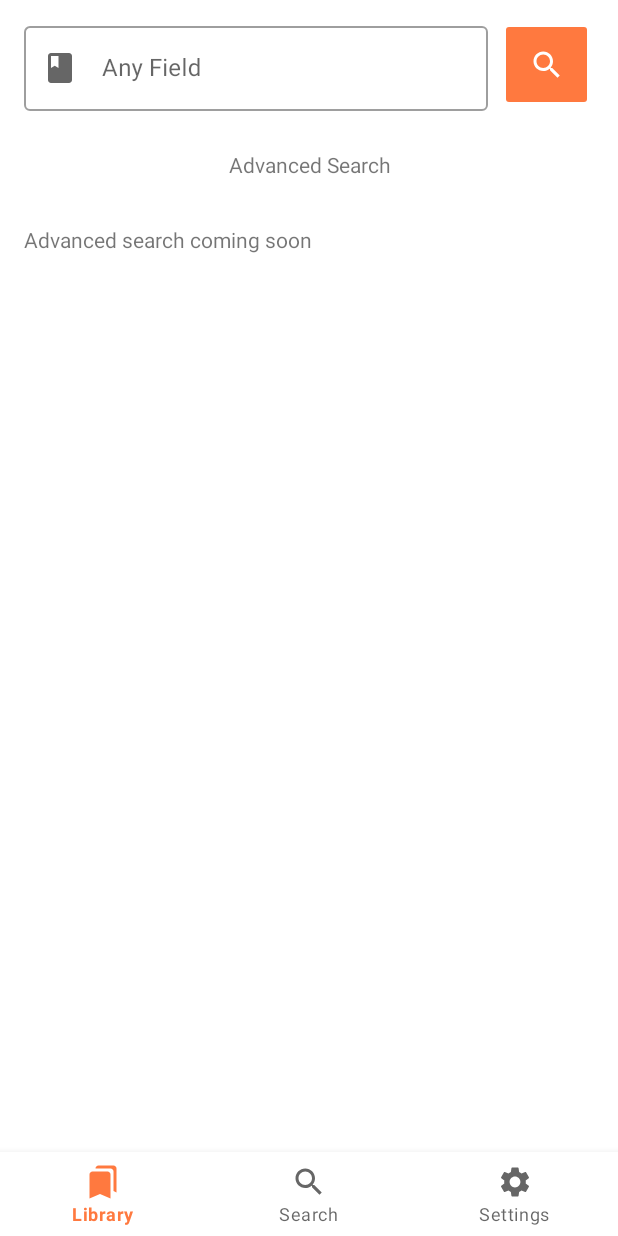
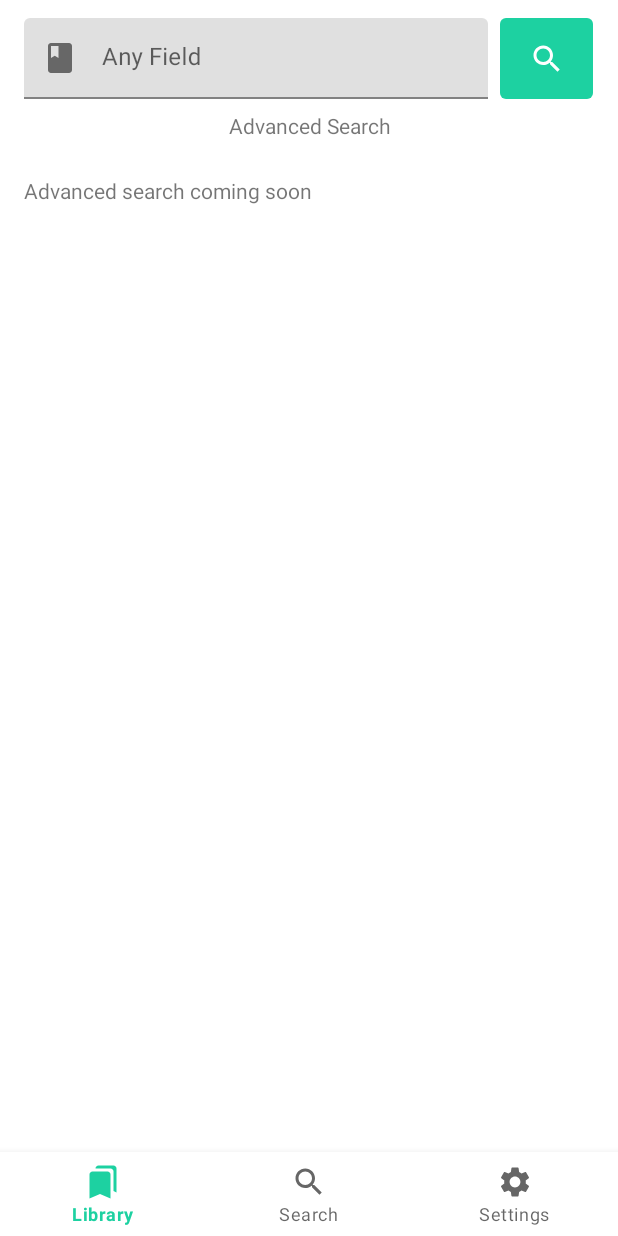
Before and after one commit to MorphTuple/Fictie, an Android app: the screen it shows after launch (MainActivity), on a phone screen of 412 x 824 dp. Run offline under Robolectric (Android 15) with nearby library versions, the light colour scheme and no system bars; our stand-ins replace Dagger/Hilt's generated code; plain views replace ExpandableLayout.

Commit message:
Slight UI tweaks

```diff
--- a/app/src/main/res/layout/fragment_search.xml
+++ b/app/src/main/res/layout/fragment_search.xml
@@ -16,14 +16,14 @@
             android:layout_width="match_parent"
             android:layout_height="wrap_content"
             android:layout_marginHorizontal="16dp"
-            android:layout_marginVertical="12dp">
+            android:layout_marginTop="12dp">
 
             <LinearLayout
                 android:layout_width="match_parent"
                 android:layout_height="wrap_content">
 
                 <com.google.android.material.textfield.TextInputLayout
-                    style="@style/Widget.MaterialComponents.TextInputLayout.OutlinedBox"
+                    style="@style/Widget.MaterialComponents.TextInputLayout.FilledBox.Dense"
                     android:layout_width="0dp"
                     android:layout_height="wrap_content"
                     android:layout_weight="1"
@@ -46,6 +46,7 @@
                     android:layout_height="match_parent"
                     android:layout_marginStart="@dimen/d_padding_margin"
                     android:layout_weight="0.2"
+                    android:background="@drawable/shape_rounded"
                     android:backgroundTint="?android:attr/colorPrimary"
                     android:src="@drawable/baseline_search_black_24dp"
                     android:tint="?android:attr/textColorPrimaryInverse" />
@@ -55,14 +56,15 @@
         <RelativeLayout
             android:id="@+id/advancedSearchBtn"
             android:layout_width="match_parent"
-            android:layout_height="@dimen/d_icon_size_xx"
+            android:layout_height="wrap_content"
+            android:paddingVertical="@dimen/d_padding_margin"
+            android:clickable="true"
             android:focusable="true"
-            android:clickable="true"
             android:foreground="?android:attr/selectableItemBackground">
 
             <TextView
                 android:layout_width="match_parent"
-                android:layout_height="match_parent"
+                android:layout_height="wrap_content"
                 android:gravity="center"
                 android:text="@string/action_advanced_search"
                 android:textAlignment="center" />
--- a/app/src/main/res/layout/layout_row_search_fic.xml
+++ b/app/src/main/res/layout/layout_row_search_fic.xml
@@ -17,7 +17,6 @@
             android:layout_width="wrap_content"
             android:layout_height="wrap_content"
             android:text="@string/app_name"
-            android:textColor="?attr/colorPrimary"
             android:textSize="18sp"
             android:textStyle="bold" />
 
@@ -38,13 +37,16 @@
             android:id="@+id/fandomsTv"
             android:layout_width="wrap_content"
             android:layout_height="wrap_content"
-            android:text="@string/app_name" />
+            android:text="@string/app_name"
+            android:textSize="12sp" />
 
         <TextView
             android:id="@+id/summaryTv"
             android:layout_width="wrap_content"
             android:layout_height="wrap_content"
-            android:text="@string/app_name" />
+            android:layout_marginTop="@dimen/d_padding_margin_small"
+            android:text="@string/app_name"
+            android:textSize="12sp" />
 
         <com.google.android.flexbox.FlexboxLayout
             android:layout_width="match_parent"
--- a/app/src/main/res/values-night/themes.xml
+++ b/app/src/main/res/values-night/themes.xml
@@ -2,8 +2,8 @@
     <!-- Base application theme. -->
     <style name="Theme.Fictie" parent="Theme.MaterialComponents.DayNight.NoActionBar">
         <!-- Primary brand color. -->
-        <item name="colorPrimary">#ff793f</item>
-        <item name="colorPrimaryVariant">#cd6133</item>
+        <item name="colorPrimary">@color/ca_green</item>
+        <item name="colorPrimaryVariant">@color/ca_green_dark</item>
         <item name="colorOnPrimary">@color/black</item>
         <!-- Secondary brand color. -->
         <item name="colorSecondary">@color/teal_200</item>
--- a/app/src/main/res/values/colors.xml
+++ b/app/src/main/res/values/colors.xml
@@ -27,4 +27,7 @@
 
     <color name="sw_green">#05c46b</color>
     <color name="sw_yellow">#ffc048</color>
+
+    <color name="ca_green">#1dd1a1</color>
+    <color name="ca_green_dark">#10ac84</color>
 </resources>
--- a/app/src/main/res/values/themes.xml
+++ b/app/src/main/res/values/themes.xml
@@ -2,8 +2,8 @@
     <!-- Base application theme. -->
     <style name="Theme.Fictie" parent="Theme.MaterialComponents.DayNight.NoActionBar">
         <!-- Primary brand color. -->
-        <item name="colorPrimary">#ff793f</item>
-        <item name="colorPrimaryVariant">#cd6133</item>
+        <item name="colorPrimary">@color/ca_green</item>
+        <item name="colorPrimaryVariant">@color/ca_green_dark</item>
         <item name="colorOnPrimary">@color/white</item>
         <!-- Secondary brand color. -->
         <item name="colorSecondary">@color/teal_200</item>
```
